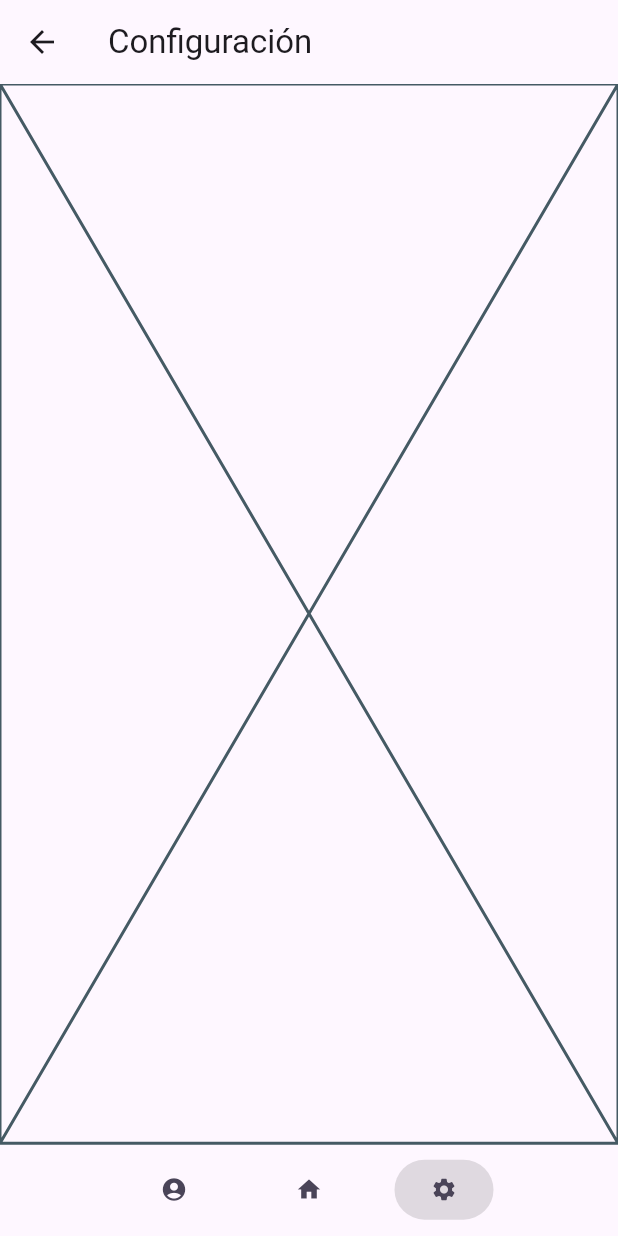
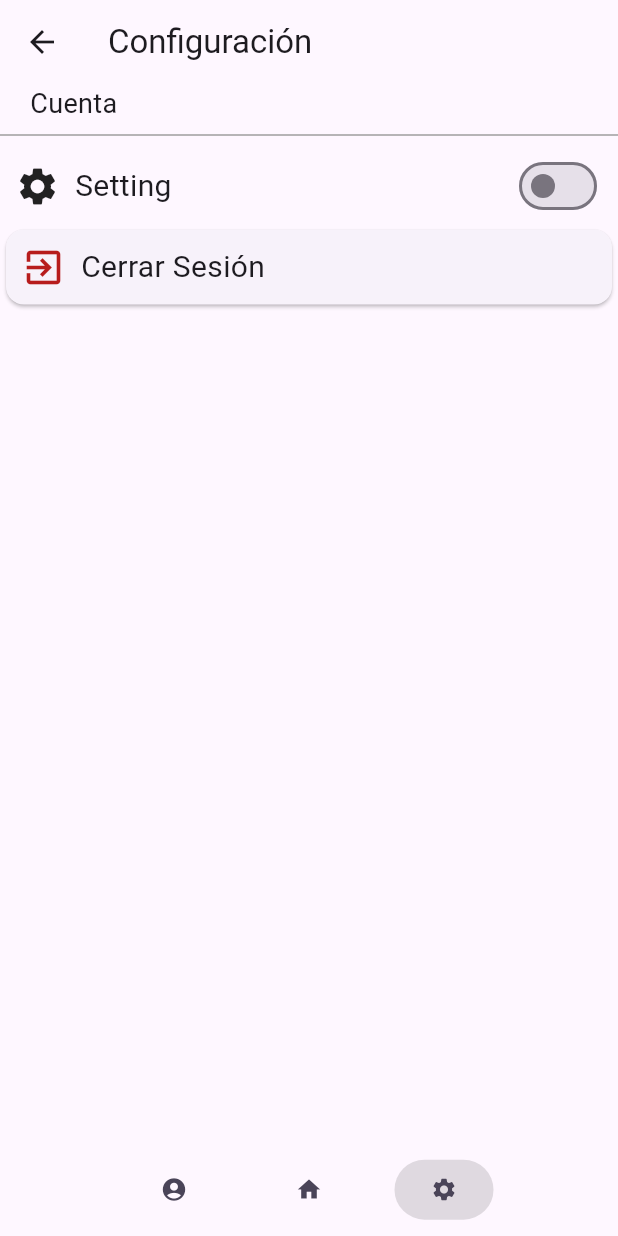
Before and after one commit to BionicHawk/random_meetings, a Flutter app: the SettingsScreen screen opened directly, on a phone screen of 412 x 824 dp. Run offline on Flutter 3.47's test engine with Material 2 defaults, Android fonts, the phone set to English and light mode, and no system bars.

Commit message:
Nuevos Widgets de configuracion e Inicio

```diff
--- /dev/null
+++ b/lib/screens/settings/components/section_conf.dart
@@ -0,0 +1,32 @@
+import 'package:flutter/material.dart';
+
+class SectionConf extends StatelessWidget {
+  final double height;
+  final String sectionName;
+
+  const SectionConf(
+      {super.key, this.height = 43, this.sectionName = "No Name"});
+
+  @override
+  Widget build(BuildContext context) {
+    return SizedBox(
+      height: height,
+      child: Column(
+        children: [
+          Row(
+            children: [
+              const Padding(padding: EdgeInsets.symmetric(horizontal: 10)),
+              Text(
+                sectionName,
+                style: const TextStyle(fontSize: 18),
+              )
+            ],
+          ),
+          const Divider(
+            color: Colors.grey,
+          )
+        ],
+      ),
+    );
+  }
+}
--- /dev/null
+++ b/lib/screens/settings/components/setting.dart
@@ -0,0 +1,72 @@
+import 'package:flutter/material.dart';
+
+bool light = true;
+
+class SettingLabel extends StatelessWidget {
+  final double height;
+  final IconData? icon;
+  final String labelName;
+
+  const SettingLabel(
+      {super.key, this.height = 50, this.icon, this.labelName = "Setting"});
+
+  @override
+  Widget build(BuildContext context) {
+    const normalPadding = Padding(padding: EdgeInsets.symmetric(horizontal: 5));
+
+    final iconWidget = Icon(
+      icon ?? Icons.settings,
+      size: height * 0.6,
+    );
+
+    final label = Text(
+      labelName,
+      style: TextStyle(fontSize: height * 0.4),
+    );
+
+    const spacer = Expanded(
+      child: SizedBox(),
+    );
+
+    final toggle = SwitchSetting();
+
+    return SizedBox(
+      height: height,
+      child: Row(crossAxisAlignment: CrossAxisAlignment.center, children: [
+        normalPadding,
+        iconWidget,
+        normalPadding,
+        label,
+        spacer,
+        toggle,
+        normalPadding
+      ]),
+    );
+  }
+}
+
+class SwitchSetting extends StatefulWidget {
+  final bool defaultEngaged;
+  final VoidCallback? whenEngaged;
+  final VoidCallback? whenOff;
+  const SwitchSetting(
+      {super.key, this.defaultEngaged = false, this.whenEngaged, this.whenOff});
+
+  @override
+  State<SwitchSetting> createState() => _SwitchSettingState();
+}
+
+class _SwitchSettingState extends State<SwitchSetting> {
+  @override
+  Widget build(BuildContext context) {
+    bool switchOn = widget.defaultEngaged;
+    return Switch(
+        value: switchOn,
+        onChanged: (bool value) {
+          setState(() {
+            switchOn = value;
+            print(switchOn);
+          });
+        });
+  }
+}
--- /dev/null
+++ b/lib/screens/settings/components/setting_button.dart
@@ -0,0 +1,47 @@
+import 'package:flutter/material.dart';
+
+class SettingButton extends StatelessWidget {
+  final double height;
+  final IconData? icon;
+  final String labelName;
+  final Color iconColor;
+  final VoidCallback? onTap;
+
+  const SettingButton(
+      {super.key,
+      this.height = 50,
+      this.icon,
+      this.labelName = "Setting",
+      this.iconColor = Colors.black,
+      this.onTap});
+
+  @override
+  Widget build(BuildContext context) {
+    const mainPadding = Padding(padding: EdgeInsets.symmetric(horizontal: 5));
+
+    final iconWidget = Icon(
+      icon ?? Icons.settings,
+      size: height * 0.6,
+      color: iconColor,
+    );
+
+    final labelWidget = Text(
+      labelName,
+      style: TextStyle(fontSize: height * 0.4),
+    );
+
+    return Card(
+        child: InkWell(
+      onTap: onTap,
+      child: SizedBox(
+        height: height,
+        child: Row(crossAxisAlignment: CrossAxisAlignment.center, children: [
+          mainPadding,
+          iconWidget,
+          mainPadding,
+          labelWidget,
+        ]),
+      ),
+    ));
+  }
+}
--- a/lib/screens/settings/settings.dart
+++ b/lib/screens/settings/settings.dart
@@ -1,7 +1,12 @@
 import 'package:flutter/material.dart';
+import 'package:random_meetings/Common/dialogs.dart';
 import 'package:random_meetings/Common/navigation_bar.dart';
 import 'package:random_meetings/screens/home/home.dart';
+import 'package:random_meetings/screens/login/login.dart';
 import 'package:random_meetings/screens/profile/profile.dart';
+import 'package:random_meetings/screens/settings/components/section_conf.dart';
+import 'package:random_meetings/screens/settings/components/setting.dart';
+import 'package:random_meetings/screens/settings/components/setting_button.dart';
 
 class SettingsScreen extends StatelessWidget {
   const SettingsScreen({super.key});
@@ -20,10 +25,38 @@ class SettingsScreen extends StatelessWidget {
           context, MaterialPageRoute(builder: (context) => const Profile()));
     }
 
+    void signOut() {
+      Navigator.pop(context);
+      Navigator.push(
+          context, MaterialPageRoute(builder: (context) => LoginScreen()));
+    }
+
+    final signOutWidget = SettingButton(
+      icon: Icons.exit_to_app,
+      iconColor: Colors.red.shade900,
+      labelName: "Cerrar Sesión",
+      onTap: () {
+        //   showWarningDialog(context, "Cerrando Sesión",
+        //       "¿Estás seguro o segura de querer cerrar sesión?", "Sí", () {
+        //     signOut();
+        //   }, () {});
+        signOut();
+      },
+    );
+
     return Scaffold(
       appBar: AppBar(title: const Text("Configuración")),
       body: Column(children: [
-        const Expanded(child: Placeholder()),
+        Expanded(
+            child: Column(
+          children: [
+            const SectionConf(
+              sectionName: "Cuenta",
+            ),
+            const SettingLabel(),
+            signOutWidget
+          ],
+        )),
         NavigationBarMap(
           userAtSettings: true,
           goToHome: goToHome,
```
Also changed, not shown: lib/Common/dialogs.dart (added, +49 -0 lines), lib/screens/home/components/bottom_sheet_content.dart (added, +43 -0 lines), lib/screens/home/components/meet_point_item.dart (added, +18 -0 lines), lib/screens/home/home.dart (+21 -1 lines), lib/screens/login/login.dart (+39 -20 lines).
